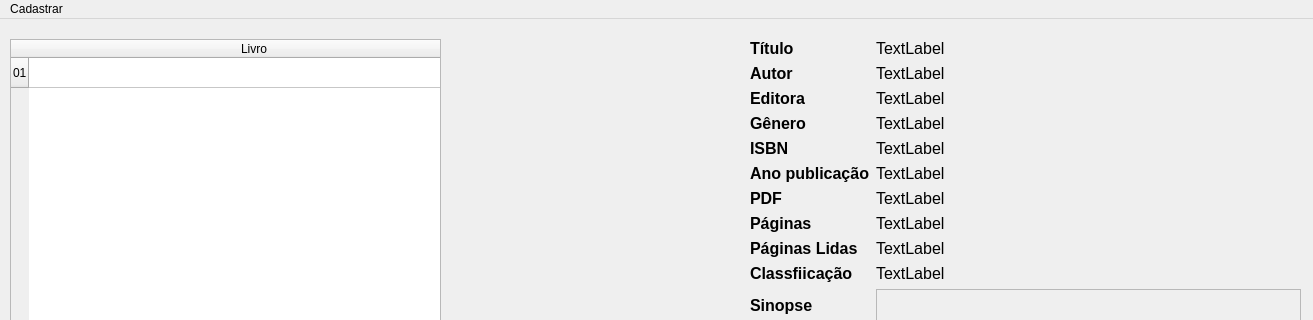
The window that screen/ui_designer/screen_main.ui (mateusmoratelli/MinhaBiblioteca) describes before a commit, drawn with Qt 5; both pictures show x 0 to 1313 and y 0 to 320 of the 1313 by 734 pixel window.
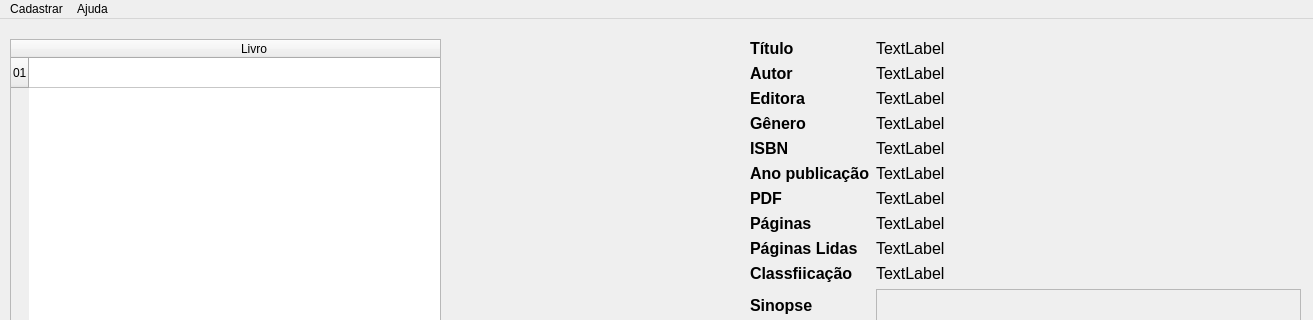
The same window after the commit. Icons and pictures are not drawn.

Patch:
```diff
--- a/screen/ui_designer/screen_main.ui
+++ b/screen/ui_designer/screen_main.ui
@@ -502,7 +502,14 @@
     <addaction name="menuCadastrarUsuario"/>
     <addaction name="menuEfetuarTestes"/>
    </widget>
+   <widget class="QMenu" name="menuAjuda">
+    <property name="title">
+     <string>Ajuda</string>
+    </property>
+    <addaction name="menuSobrePrograma"/>
+   </widget>
    <addaction name="menuCadastrar"/>
+   <addaction name="menuAjuda"/>
   </widget>
   <widget class="QStatusBar" name="statusbar"/>
   <action name="menuNovoLivro">
```
Left out of the diff: 13 changed lines with no effect on the pictures.
